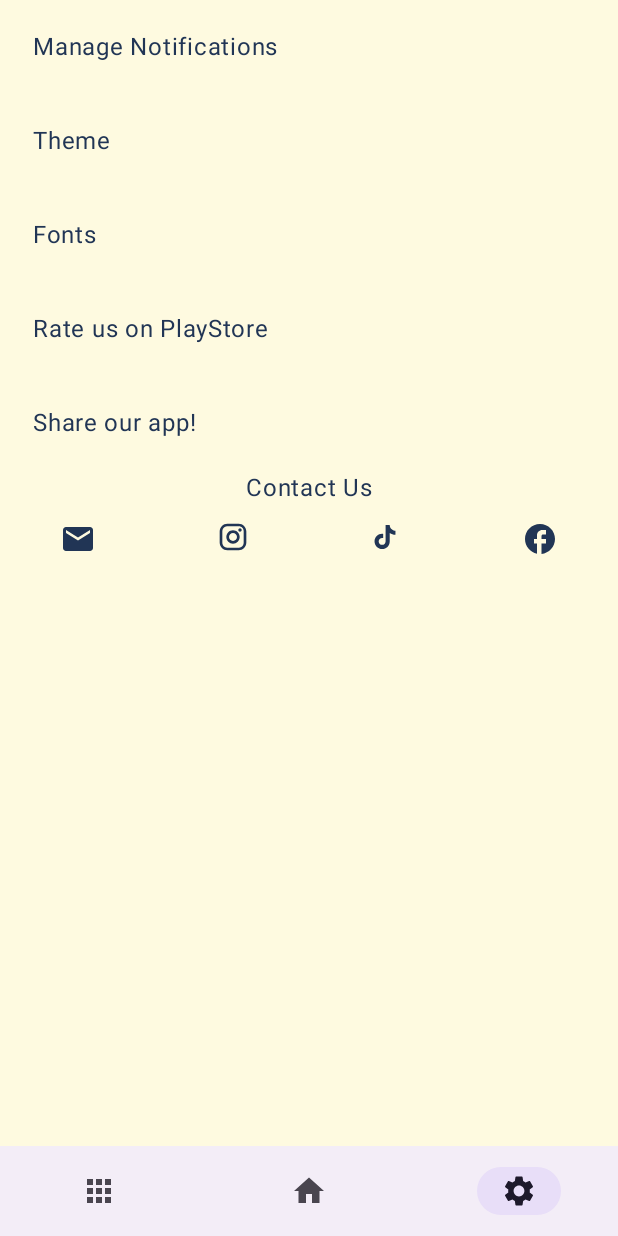
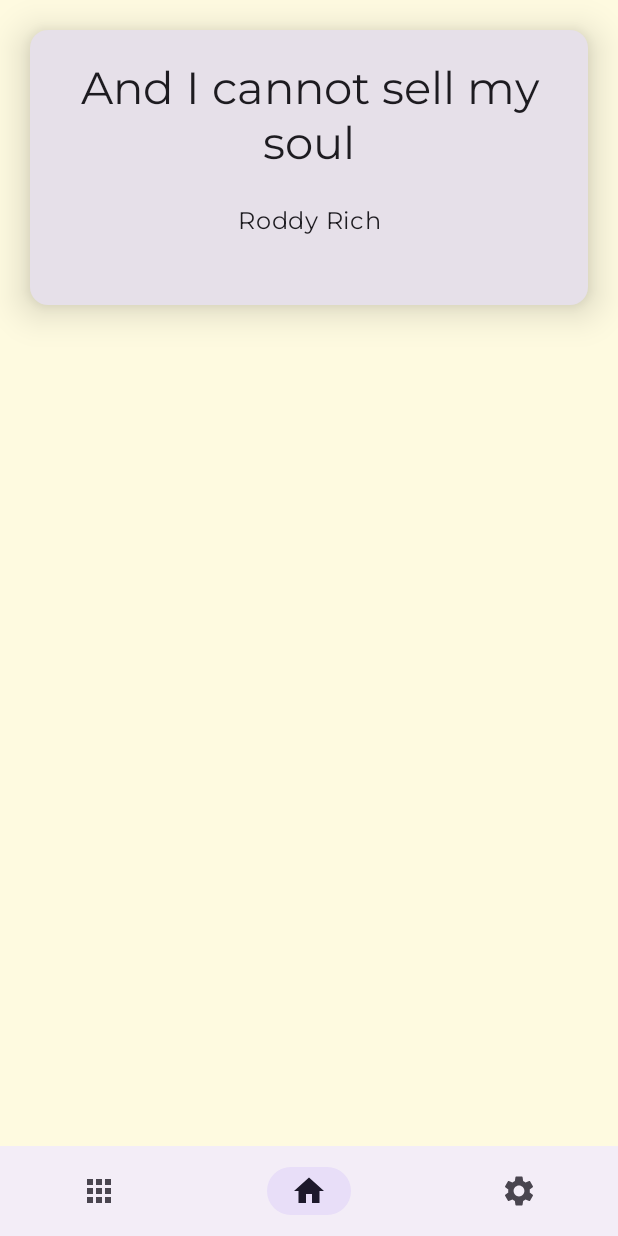
Before and after one commit to kelvin-ngure/Motivation, an Android app built with Jetpack Compose: the screen it shows after launch (MainActivity), on a phone screen of 412 x 824 dp. Run offline under Robolectric (Android 15) with nearby library versions, the phone set to English and light mode, and no system bars.

Commit message:
quote card initial design

```diff
--- a/app/src/main/java/com/happymeerkat/motivated/ui/theme/Type.kt
+++ b/app/src/main/java/com/happymeerkat/motivated/ui/theme/Type.kt
@@ -2,33 +2,79 @@ package com.happymeerkat.motivated.ui.theme
 
 import androidx.compose.material3.Typography
 import androidx.compose.ui.text.TextStyle
+import androidx.compose.ui.text.font.Font
 import androidx.compose.ui.text.font.FontFamily
 import androidx.compose.ui.text.font.FontWeight
 import androidx.compose.ui.unit.sp
+import com.happymeerkat.motivated.R
+
+val Montserrat = FontFamily(
+    Font(R.font.montserrat_regular),
+    Font(R.font.montserrat_bold, FontWeight.Bold),
+    Font(R.font.montserrat_light, FontWeight.Light),
+    Font(R.font.montserrat_medium, FontWeight.Medium),
+    Font(R.font.montserrat_semi_bold, FontWeight.SemiBold),
+    Font(R.font.montserrat_thin, FontWeight.Thin)
+)
+
+val OpenSans = FontFamily(
+    Font(R.font.open_sans_regular)
+)
+
+
+
 
 // Set of Material typography styles to start with
 val Typography = Typography(
-    bodyLarge = TextStyle(
-        fontFamily = FontFamily.Default,
+
+    displayLarge = TextStyle(
+        fontFamily = Montserrat,
+        fontWeight = FontWeight.Normal,
+        fontSize = 30.sp
+    ),
+    displayMedium = TextStyle(
+        fontFamily = Montserrat,
+        fontWeight = FontWeight.Bold,
+        fontSize = 20.sp
+    ),
+    labelSmall = TextStyle(
+        fontFamily = Montserrat,
+        fontWeight = FontWeight.Bold,
+        fontSize = 16.sp
+    ),
+    headlineLarge = TextStyle(
+        fontFamily = Montserrat,
+        fontWeight = FontWeight.Bold,
+        fontSize = 30.sp,
+        lineHeight = 40.sp,
+        letterSpacing = 0.5.sp,
+    ),
+    titleMedium = TextStyle(
+        fontFamily = Montserrat,
+        fontWeight = FontWeight.SemiBold,
+        fontSize = 24.sp,
+        lineHeight = 32.sp,
+        letterSpacing = 1.sp
+    ),
+    titleSmall = TextStyle(
+        fontFamily = OpenSans,
         fontWeight = FontWeight.Normal,
         fontSize = 16.sp,
         lineHeight = 24.sp,
         letterSpacing = 0.5.sp
+    ),
+    bodyLarge = TextStyle(
+        fontFamily = Montserrat,
+        fontWeight = FontWeight.Normal,
+        fontSize = 16.sp,
+        lineHeight = 24.sp,
+        letterSpacing = 0.5.sp
+    ),
+    bodyMedium = TextStyle(
+        fontFamily = Montserrat,
+        fontWeight = FontWeight.Light,
+        fontSize = 12.sp,
+        lineHeight = 20.sp,
+        letterSpacing = 0.4.sp
     )
-    /* Other default text styles to override
-    titleLarge = TextStyle(
-        fontFamily = FontFamily.Default,
-        fontWeight = FontWeight.Normal,
-        fontSize = 22.sp,
-        lineHeight = 28.sp,
-        letterSpacing = 0.sp
-    ),
-    labelSmall = TextStyle(
-        fontFamily = FontFamily.Default,
-        fontWeight = FontWeight.Medium,
-        fontSize = 11.sp,
-        lineHeight = 16.sp,
-        letterSpacing = 0.5.sp
-    )
-    */
 )
--- a/app/src/main/java/com/happymeerkat/motivated/ui/views/home/Home.kt
+++ b/app/src/main/java/com/happymeerkat/motivated/ui/views/home/Home.kt
@@ -2,6 +2,7 @@ package com.happymeerkat.motivated.ui.views.home
 
 import androidx.compose.foundation.background
 import androidx.compose.foundation.layout.Column
+import androidx.compose.foundation.layout.fillMaxWidth
 import androidx.compose.material3.MaterialTheme
 import androidx.compose.material3.Text
 import androidx.compose.runtime.Composable
@@ -14,6 +15,6 @@ fun Home(
     Column(
         modifier = modifier.background(MaterialTheme.colorScheme.background)
     ) {
-        Text(text = "Home")
+        QuoteCard(modifier = Modifier.fillMaxWidth(), quote = "And I cannot sell my soul", author = "Roddy Rich")
     }
 }
--- /dev/null
+++ b/app/src/main/java/com/happymeerkat/motivated/ui/views/home/QuoteCard.kt
@@ -0,0 +1,69 @@
+package com.happymeerkat.motivated.ui.views.home
+
+import androidx.compose.foundation.background
+import androidx.compose.foundation.layout.Arrangement
+import androidx.compose.foundation.layout.Column
+import androidx.compose.foundation.layout.Row
+import androidx.compose.foundation.layout.padding
+import androidx.compose.foundation.layout.size
+import androidx.compose.material.icons.Icons
+import androidx.compose.material.icons.filled.FormatQuote
+import androidx.compose.material3.Card
+import androidx.compose.material3.CardDefaults
+import androidx.compose.material3.Icon
+import androidx.compose.material3.MaterialTheme
+import androidx.compose.material3.Text
+import androidx.compose.runtime.Composable
+import androidx.compose.ui.Modifier
+import androidx.compose.ui.graphics.Color
+import androidx.compose.ui.text.style.TextAlign
+import androidx.compose.ui.unit.dp
+
+@Composable
+fun QuoteCard(
+    modifier: Modifier,
+    quote: String,
+    author: String? = null,
+    context: String? = null
+) {
+    Card(
+        elevation = CardDefaults.cardElevation(15.dp),
+        modifier = modifier.padding(20.dp)
+    ) {
+        Column(
+            modifier = modifier.padding(
+                start = 22.dp,
+                end = 22.dp,
+                top = 20.dp,
+                bottom = 44.dp
+            )
+        ) {
+            Row(
+                modifier = modifier.padding(bottom = 22.dp)
+            ) {
+                Text(
+                    quote,
+                    style = MaterialTheme.typography.displayLarge,
+                    textAlign = TextAlign.Center
+                )
+            }
+            Row(
+                modifier = modifier,
+                horizontalArrangement = Arrangement.Center
+            ) {
+                if (author != null) {
+                    Text(
+                        author,
+                        textAlign = TextAlign.Center
+                    )
+                }
+            }
+            Row {
+                if (context != null) {
+                    Text(context)
+                }
+            }
+        }
+
+    }
+}
--- a/app/src/main/java/com/happymeerkat/motivated/ui/views/navigation/NavigationWrapper.kt
+++ b/app/src/main/java/com/happymeerkat/motivated/ui/views/navigation/NavigationWrapper.kt
@@ -17,7 +17,7 @@ fun NavigationWrapper(
     NavHost(
         navController = navController,
         route = NavigationGraph.GRAPHROOT.route,
-        startDestination = NavigationGraph.SETTINGS.route,
+        startDestination = NavigationGraph.HOME.route,
     ) {
         composable( route = NavigationGraph.FILTERS.route ) { Filters(modifier = modifier) }
         composable( route = NavigationGraph.HOME.route ) { Home(modifier = modifier) }
--- a/app/src/main/java/com/happymeerkat/motivated/ui/views/settings/Settings.kt
+++ b/app/src/main/java/com/happymeerkat/motivated/ui/views/settings/Settings.kt
@@ -32,6 +32,7 @@ fun Settings(
     Column(
         modifier = modifier
     ) {
+        SettingsButton(title = "Favorites", onClick = {})
         SettingsButton(title = "Manage Notifications", onClick = {})
         SettingsButton(title = "Theme", onClick = {})
         SettingsButton(title = "Fonts", onClick = {})
```
Also changed, not shown: app/src/main/res/font/montserrat_bold.ttf (added), app/src/main/res/font/montserrat_light.ttf (added), app/src/main/res/font/montserrat_medium.ttf (added), app/src/main/res/font/montserrat_regular.ttf (added), app/src/main/res/font/montserrat_semi_bold.ttf (added), app/src/main/res/font/montserrat_thin.ttf (added), app/src/main/res/font/open_sans_regular.ttf (added).
